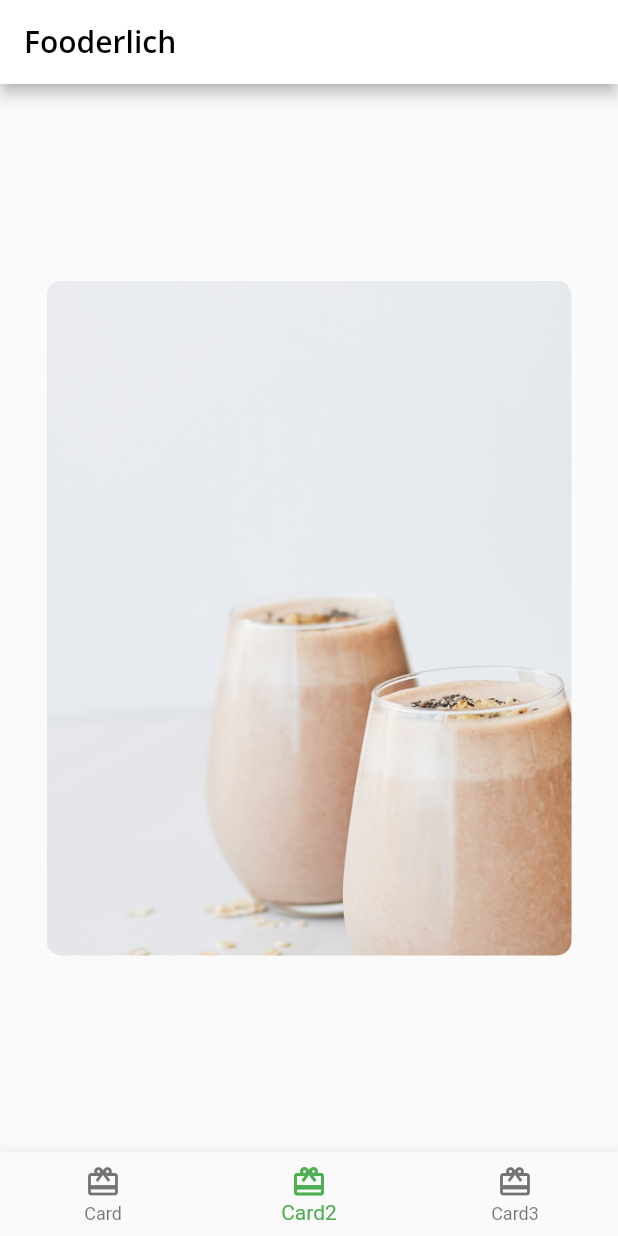
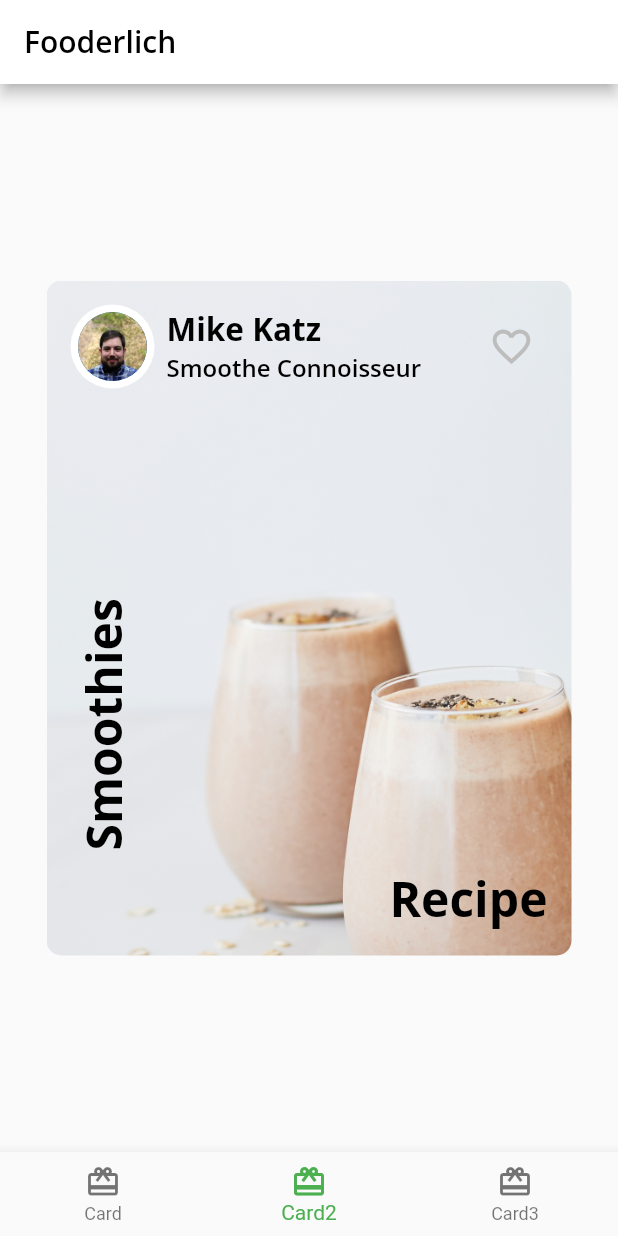
Before and after one commit to dastagg/RWFA-fooderlich, a Flutter app: the screen it shows after launch, item 2 of the bottom bar chosen, on a phone screen of 412 x 824 dp. Run offline on Flutter 3.47's test engine with Material 2 defaults, Android fonts, the phone set to English and light mode, and no system bars; our stand-ins replace google_fonts.

Commit message:
Finished with Card2.

```diff
--- a/lib/widgets/author_card.dart
+++ b/lib/widgets/author_card.dart
@@ -1,21 +1,60 @@
 import 'package:flutter/material.dart';
 import '../fooderlich_theme.dart';
 import 'circle_image.dart';
-
 
 class AuthorCard extends StatelessWidget {
   final String authorName;
   final String title;
   final ImageProvider? imageProvider;
 
-  const AuthorCard({Key? key, required this.authorName, required this.title, this.imageProvider}) : super(key: key);
+  const AuthorCard(
+      {Key? key,
+      required this.authorName,
+      required this.title,
+      this.imageProvider})
+      : super(key: key);
 
   @override
   Widget build(BuildContext context) {
     return Container(
-      padding: const EdgeInsets.all(10),
+      padding: const EdgeInsets.all(16),
       child: Row(
-        children: [],
+        mainAxisAlignment: MainAxisAlignment.spaceBetween,
+        children: [
+          // 1
+          Row(
+            children: [
+              CircleImage(
+                imageProvider: imageProvider,
+                imageRadius: 28,
+              ),
+              // 2
+              const SizedBox(width: 8),
+              // 3
+              Column(
+                crossAxisAlignment: CrossAxisAlignment.start,
+                children: [
+                  Text(
+                    authorName,
+                    style: FooderlichTheme.lightTextTheme.headline2,
+                  ),
+                  Text(
+                    title,
+                    style: FooderlichTheme.lightTextTheme.headline3,
+                  )
+                ],
+              ),
+            ],
+          ),
+          IconButton(
+              icon: const Icon(Icons.favorite_border),
+              iconSize: 30,
+              color: Colors.grey[400],
+              onPressed: () {
+                const snackbar = SnackBar(content: Text('Favorite Pressed'));
+                ScaffoldMessenger.of(context).showSnackBar(snackbar);
+              }),
+        ],
       ),
     );
   }
--- a/lib/widgets/card2.dart
+++ b/lib/widgets/card2.dart
@@ -1,5 +1,6 @@
 import 'package:flutter/material.dart';
 import '../widgets/author_card.dart';
+import '../fooderlich_theme.dart';
 
 class Card2 extends StatelessWidget {
   const Card2({Key? key}) : super(key: key);
@@ -22,13 +23,37 @@ class Card2 extends StatelessWidget {
           ),
         ),
         child: Column(
-          children: const [
-            AuthorCard(
+          children: [
+            const AuthorCard(
               authorName: 'Mike Katz',
               title: 'Smoothe Connoisseur',
               imageProvider: AssetImage('assets/author_katz.jpeg'),
             ),
-            // TODO 4: add Positioned text
+            Expanded(
+              child: Stack(
+                children: [
+                  Positioned(
+                    bottom: 16,
+                    right: 16,
+                    child: Text(
+                      'Recipe',
+                      style: FooderlichTheme.lightTextTheme.headline1,
+                    ),
+                  ),
+                  Positioned(
+                    bottom: 70,
+                    left: 16,
+                    child: RotatedBox(
+                      quarterTurns: 3,
+                      child: Text(
+                        'Smoothies',
+                        style: FooderlichTheme.lightTextTheme.headline1,
+                      ),
+                    ),
+                  ),
+                ],
+              ),
+            ),
           ],
         ),
       ),
```
